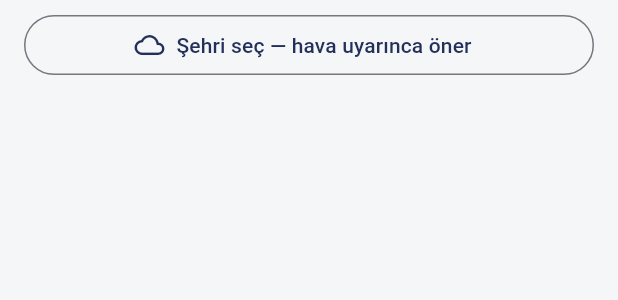
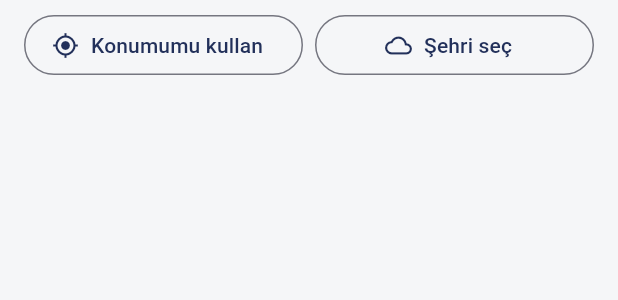
Before and after one commit to NisaNurYondemir/dijital-dolap, a Flutter app: the _WeatherBar widget shown alone on an empty page, opened directly with empty values, on a phone screen of 412 x 824 dp. Shown: the top 300 px of the screen. Run offline on Flutter 3.47's test engine with Material 3 defaults, Android fonts, the phone set to English and light mode, and no system bars; our stand-ins replace geolocator, image_picker, shared_preferences; accounts and stored records are empty; network calls fail.

Commit message:
Konum izni ile GPS konumu: Konumumu kullanim butonu + ters-jeokodlama entegrasyonu

```diff
--- a/mobile/lib/screens/outfits_screen.dart
+++ b/mobile/lib/screens/outfits_screen.dart
@@ -70,10 +70,15 @@ class _OutfitsScreenState extends State<OutfitsScreen>
 /// Hava şeridi: şehir seçiliyse günlük hava özetini gösterir, değilse
 /// şehir seçme çağrısı yapar. Seçim sonrası _SuggestionsTab önerileri havayla yeniler.
 class _WeatherBar extends StatelessWidget {
-  const _WeatherBar({required this.onPick, required this.onClear});
+  const _WeatherBar({
+    required this.onPick,
+    required this.onClear,
+    required this.onLocate,
+  });
 
   final VoidCallback onPick;
   final VoidCallback onClear;
+  final VoidCallback onLocate;
 
   @override
   Widget build(BuildContext context) {
@@ -84,14 +89,36 @@ class _WeatherBar extends StatelessWidget {
     if (!hasWeather) {
       return Padding(
         padding: const EdgeInsets.fromLTRB(16, 10, 16, 0),
-        child: SizedBox(
-          height: 40,
-          width: double.infinity,
-          child: OutlinedButton.icon(
-            onPressed: weather.loading ? null : onPick,
-            icon: const Icon(Icons.cloud_outlined, size: 20),
-            label: const Text('Şehri seç — hava uyarınca öner'),
-          ),
+        child: Row(
+          children: [
+            Expanded(
+              child: SizedBox(
+                height: 40,
+                child: OutlinedButton.icon(
+                  onPressed: weather.gpsBusy ? null : onLocate,
+                  icon: const Icon(Icons.my_location, size: 18),
+                  label: Text(
+                    weather.gpsBusy ? 'Konum alınıyor…' : 'Konumumu kullan',
+                    overflow: TextOverflow.ellipsis,
+                  ),
+                ),
+              ),
+            ),
+            const SizedBox(width: 8),
+            Expanded(
+              child: SizedBox(
+                height: 40,
+                child: OutlinedButton.icon(
+                  onPressed: weather.loading || weather.gpsBusy ? null : onPick,
+                  icon: const Icon(Icons.cloud_outlined, size: 18),
+                  label: const Text(
+                    'Şehri seç',
+                    overflow: TextOverflow.ellipsis,
+                  ),
+                ),
+              ),
+            ),
+          ],
         ),
       );
     }
@@ -112,7 +139,7 @@ class _WeatherBar extends StatelessWidget {
             child: Text(
               info != null
                   ? '${info.headline}${info.city != null ? ' — ${info.city}' : ''}'
-                  : 'Hava bilgisi alınamadı',
+                  : (weather.error ?? 'Hava bilgisi alınamadı'),
               style: Theme.of(context).textTheme.bodyMedium,
               overflow: TextOverflow.ellipsis,
             ),
@@ -294,6 +321,14 @@ class _SuggestionsTabState extends State<_SuggestionsTab> {
     _reloadSuggestions();
   }
 
+  Future<void> _useDeviceLocation() async {
+    final weather = context.read<WeatherProvider>();
+    await weather.useDeviceLocation();
+    if (!mounted) return;
+    setState(() => _selectedCity = weather.city);
+    _reloadSuggestions();
+  }
+
   void _clearCity() {
     setState(() => _selectedCity = null);
     context.read<WeatherProvider>().clearCity();
@@ -313,6 +348,7 @@ class _SuggestionsTabState extends State<_SuggestionsTab> {
         _WeatherBar(
           onPick: _pickCity,
           onClear: _clearCity,
+          onLocate: _useDeviceLocation,
         ),
         if (groups.isNotEmpty)
           SizedBox(
--- a/mobile/pubspec.yaml
+++ b/mobile/pubspec.yaml
@@ -38,6 +38,7 @@ dependencies:
   provider: ^6.1.5+1
   shared_preferences: ^2.5.5
   image_picker: ^1.2.3
+  geolocator: ^14.0.2
 
 dev_dependencies:
   flutter_test:
```
Also changed, not shown: mobile/lib/data/weather_repository.dart (+11 -0 lines), mobile/lib/providers/weather_provider.dart (+71 -2 lines), mobile/pubspec.lock, 5 other files.
